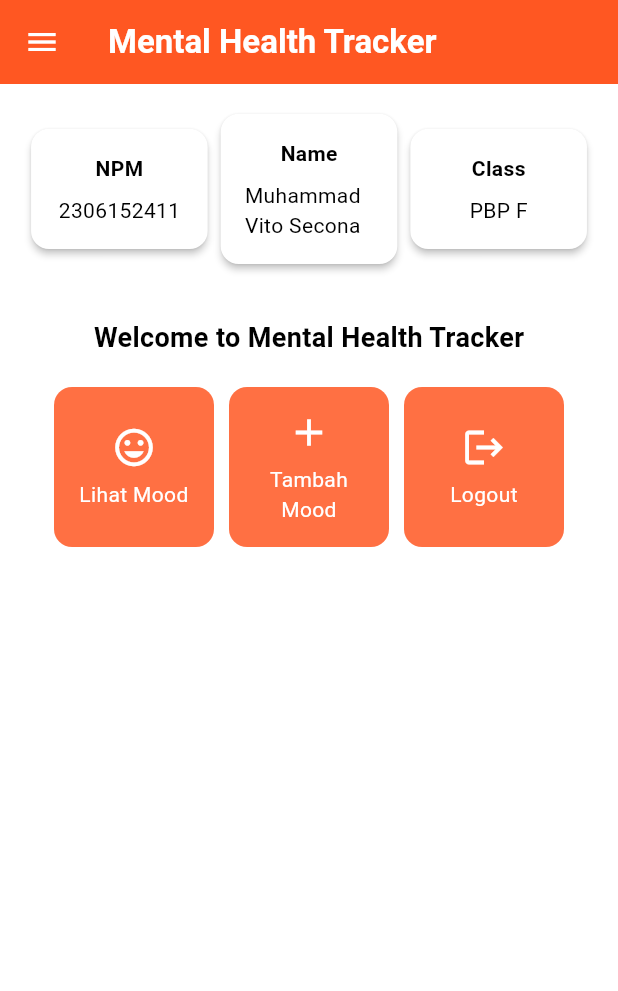
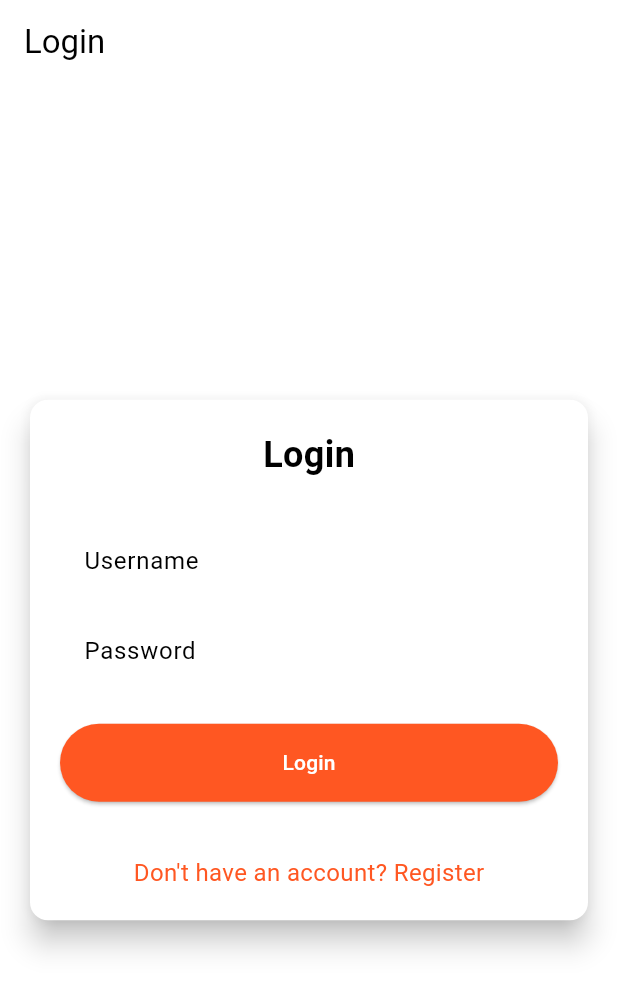
Before and after one commit to secona/mental-health-tracker-mobile, a Flutter app: the screen it shows after launch, on a phone screen of 412 x 824 dp. Shown: the top 991 px of the screen. Run offline on Flutter 3.47's test engine with Material 3 defaults, Android fonts, the phone set to English and light mode, and no system bars; missing offline and left inert: pbp_django_auth.

Commit message:
tutorial 8

```diff
--- a/lib/main.dart
+++ b/lib/main.dart
@@ -1,6 +1,7 @@
 import 'package:flutter/material.dart';
-import 'package:mental_health_tracker/screens/menu.dart';
-
+import 'package:mental_health_tracker/screens/login.dart';
+import 'package:pbp_django_auth/pbp_django_auth.dart';
+import 'package:provider/provider.dart';
 
 void main() {
   runApp(const MyApp());
@@ -12,15 +13,21 @@ class MyApp extends StatelessWidget {
   // This widget is the root of your application.
   @override
   Widget build(BuildContext context) {
-    return MaterialApp(
-      title: 'Flutter Demo',
-      theme: ThemeData(
-        colorScheme: ColorScheme.fromSwatch(
-          primarySwatch: Colors.deepOrange,
-        ).copyWith(secondary: Colors.deepOrange[400]),
-        useMaterial3: true,
+    return Provider(
+      create: (_) {
+        CookieRequest request = CookieRequest();
+        return request;
+      },
+      child: MaterialApp(
+        title: 'Mental Health Tracker',
+        theme: ThemeData(
+          colorScheme: ColorScheme.fromSwatch(
+            primarySwatch: Colors.deepOrange,
+          ).copyWith(secondary: Colors.deepOrange[400]),
+          useMaterial3: true,
+        ),
+        home: const LoginPage(),
       ),
-      home: MyHomePage(),
     );
   }
 }
--- /dev/null
+++ b/lib/screens/login.dart
@@ -0,0 +1,176 @@
+import 'package:mental_health_tracker/screens/menu.dart';
+import 'package:flutter/material.dart';
+import 'package:pbp_django_auth/pbp_django_auth.dart';
+import 'package:provider/provider.dart';
+import 'package:mental_health_tracker/screens/register.dart';
+
+void main() {
+  runApp(const LoginApp());
+}
+
+class LoginApp extends StatelessWidget {
+  const LoginApp({super.key});
+
+  @override
+  Widget build(BuildContext context) {
+    return MaterialApp(
+      title: 'Login',
+      theme: ThemeData(
+        useMaterial3: true,
+        colorScheme: ColorScheme.fromSwatch(
+          primarySwatch: Colors.deepOrange,
+        ).copyWith(secondary: Colors.deepOrange[400]),
+      ),
+      home: const LoginPage(),
+    );
+  }
+}
+
+class LoginPage extends StatefulWidget {
+  const LoginPage({super.key});
+
+  @override
+  State<LoginPage> createState() => _LoginPageState();
+}
+
+class _LoginPageState extends State<LoginPage> {
+  final TextEditingController _usernameController = TextEditingController();
+  final TextEditingController _passwordController = TextEditingController();
+
+  @override
+  Widget build(BuildContext context) {
+    final request = context.watch<CookieRequest>();
+
+    return Scaffold(
+      appBar: AppBar(
+        title: const Text('Login'),
+      ),
+      body: Center(
+        child: SingleChildScrollView(
+          padding: const EdgeInsets.all(16.0),
+          child: Card(
+            elevation: 8,
+            shape: RoundedRectangleBorder(
+              borderRadius: BorderRadius.circular(12.0),
+            ),
+            child: Padding(
+              padding: const EdgeInsets.all(20.0),
+              child: Column(
+                mainAxisSize: MainAxisSize.min,
+                children: [
+                  const Text(
+                    'Login',
+                    style: TextStyle(
+                      fontSize: 24.0,
+                      fontWeight: FontWeight.bold,
+                    ),
+                  ),
+                  const SizedBox(height: 30.0),
+                  TextField(
+                    controller: _usernameController,
+                    decoration: const InputDecoration(
+                      labelText: 'Username',
+                      hintText: 'Enter your username',
+                      border: OutlineInputBorder(
+                        borderRadius: BorderRadius.all(Radius.circular(12.0)),
+                      ),
+                      contentPadding:
+                          EdgeInsets.symmetric(horizontal: 12.0, vertical: 8.0),
+                    ),
+                  ),
+                  const SizedBox(height: 12.0),
+                  TextField(
+                    controller: _passwordController,
+                    decoration: const InputDecoration(
+                      labelText: 'Password',
+                      hintText: 'Enter your password',
+                      border: OutlineInputBorder(
+                        borderRadius: BorderRadius.all(Radius.circular(12.0)),
+                      ),
+                      contentPadding:
+                          EdgeInsets.symmetric(horizontal: 12.0, vertical: 8.0),
+                    ),
+                    obscureText: true,
+                  ),
+                  const SizedBox(height: 24.0),
+                  ElevatedButton(
+                    onPressed: () async {
+                      String username = _usernameController.text;
+                      String password = _passwordController.text;
+
+                      final response = await request .login("http://localhost:8000/auth/login/", {
+                        'username': username,
+                        'password': password,
+                      });
+
+                      if (request.loggedIn) {
+                        String message = response['message'];
+                        String uname = response['username'];
+                        if (context.mounted) {
+                          Navigator.pushReplacement(
+                            context,
+                            MaterialPageRoute(
+                                builder: (context) => MyHomePage()),
+                          );
+                          ScaffoldMessenger.of(context)
+                            ..hideCurrentSnackBar()
+                            ..showSnackBar(
+                              SnackBar(
+                                  content:
+                                      Text("$message Selamat datang, $uname.")),
+                            );
+                        }
+                      } else {
+                        if (context.mounted) {
+                          showDialog(
+                            context: context,
+                            builder: (context) => AlertDialog(
+                              title: const Text('Login Gagal'),
+                              content: Text(response['message']),
+                              actions: [
+                                TextButton(
+                                  child: const Text('OK'),
+                                  onPressed: () {
+                                    Navigator.pop(context);
+                                  },
+                                ),
+                              ],
+                            ),
+                          );
+                        }
+                      }
+                    },
+                    style: ElevatedButton.styleFrom(
+                      foregroundColor: Colors.white,
+                      minimumSize: Size(double.infinity, 50),
+                      backgroundColor: Theme.of(context).colorScheme.primary,
+                      padding: const EdgeInsets.symmetric(vertical: 16.0),
+                    ),
+                    child: const Text('Login'),
+                  ),
+                  const SizedBox(height: 36.0),
+                  GestureDetector(
+                    onTap: () {
+                      Navigator.push(
+                        context,
+                        MaterialPageRoute(
+                            builder: (context) => const RegisterPage()),
+                      );
+                    },
+                    child: Text(
+                      'Don\'t have an account? Register',
+                      style: TextStyle(
+                        color: Theme.of(context).colorScheme.primary,
+                        fontSize: 16.0,
+                      ),
+                    ),
+                  ),
+                ],
+              ),
+            ),
+          ),
+        ),
+      ),
+    );
+  }
+}
--- a/pubspec.yaml
+++ b/pubspec.yaml
@@ -35,6 +35,9 @@ dependencies:
   # The following adds the Cupertino Icons font to your application.
   # Use with the CupertinoIcons class for iOS style icons.
   cupertino_icons: ^1.0.8
+  provider: ^6.1.2
+  pbp_django_auth: ^0.4.0
+  http: ^1.2.2
 
 dev_dependencies:
   flutter_test:
```
Also changed, not shown: lib/models/mood_entry.dart (added, +61 -0 lines), lib/screens/list_moodentry.dart (added, +89 -0 lines), lib/screens/moodentry_form.dart (+36 -4 lines), lib/screens/register.dart (added, +164 -0 lines), lib/widgets/left_drawer.dart (+12 -0 lines), lib/widgets/mood_card.dart (+33 -1 lines), pubspec.lock, 4 other files.
